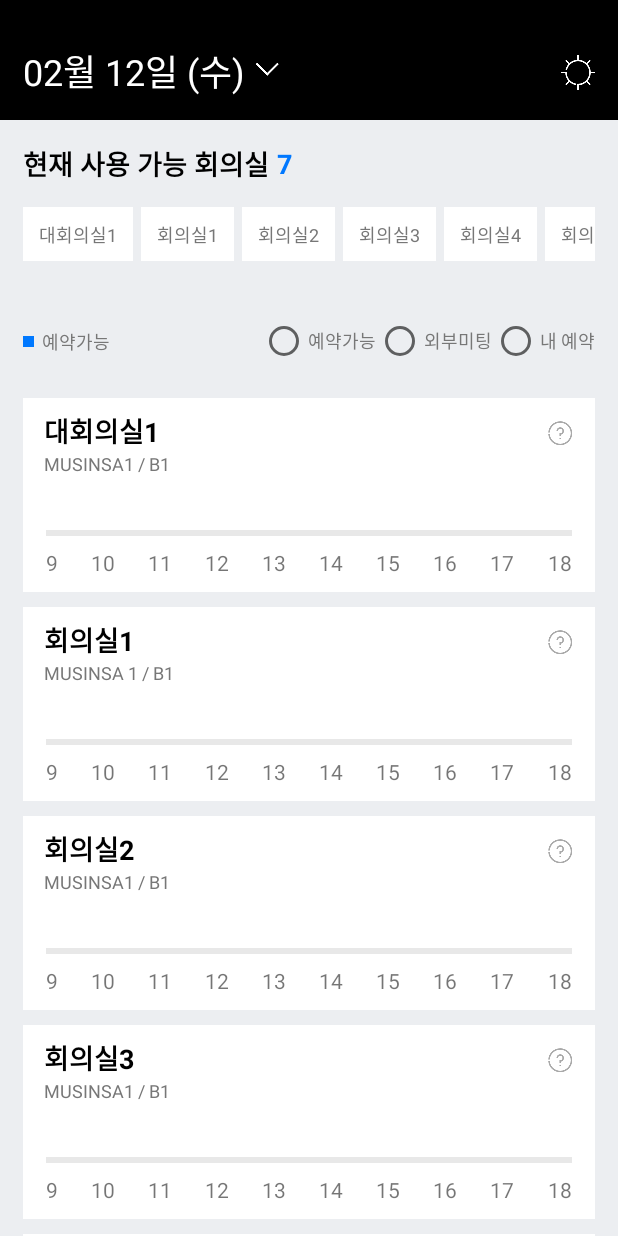
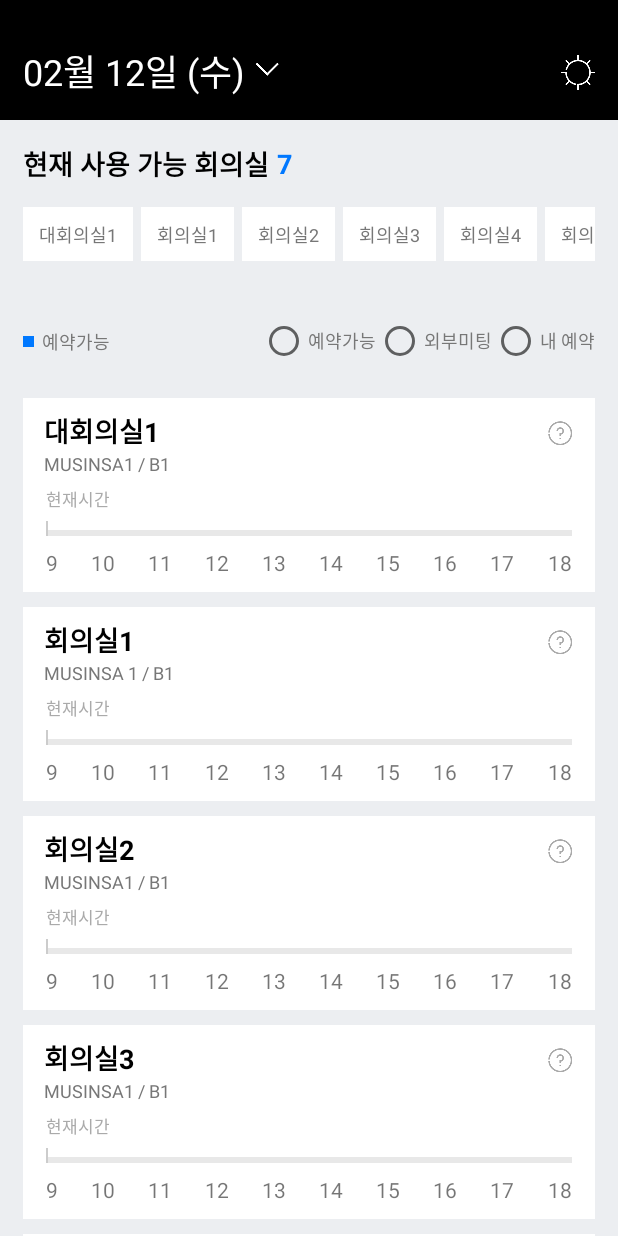
Before and after one commit to victory316/GithubUserSearcher, an Android app: the UiActivity screen opened directly, with no data from a screen before it, on a phone screen of 412 x 824 dp. Run offline under Robolectric (Android 15) with nearby library versions, the phone set to English and light mode, and no system bars; our stand-ins replace Room's generated code, data binding.

Commit message:
modifying conference timeline bars

```diff
--- a/app/src/main/res/layout/conference_item.xml
+++ b/app/src/main/res/layout/conference_item.xml
@@ -44,8 +44,158 @@
         android:layout_marginBottom="8dp"
         android:layout_marginLeft="15dp"
         android:layout_marginRight="15dp"
-        app:layout_constraintBottom_toTopOf="@id/time_view"
-        android:background="@color/very_light_pink"/>
+        android:visibility="invisible"
+        app:layout_constraintBottom_toTopOf="@id/time_view"/>
+
+    <LinearLayout
+        android:id="@+id/timeline_view"
+        android:layout_width="match_parent"
+        android:layout_height="4dp"
+        android:layout_marginBottom="8dp"
+        android:layout_marginLeft="15dp"
+        android:layout_marginRight="15dp"
+        android:orientation="horizontal"
+        app:layout_constraintBottom_toTopOf="@id/time_view">
+
+        <View
+            android:id="@+id/bar_1"
+            android:layout_width="0dp"
+            android:layout_height="wrap_content"
+            android:layout_weight="1"
+            android:background="@color/very_light_pink"/>
+        <View
+            android:id="@+id/bar_2"
+            android:layout_width="0dp"
+            android:layout_height="wrap_content"
+            android:layout_weight="1"
+            android:background="@color/very_light_pink"/>
+        <View
+            android:id="@+id/bar_3"
+            android:layout_width="0dp"
+            android:layout_height="wrap_content"
+            android:layout_weight="1"
+            android:background="@color/very_light_pink"/>
+        <View
+            android:id="@+id/bar_4"
+            android:layout_width="0dp"
+            android:layout_height="wrap_content"
+            android:layout_weight="1"
+            android:background="@color/very_light_pink"/>
+        <View
+            android:id="@+id/bar_5"
+            android:layout_width="0dp"
+            android:layout_height="wrap_content"
+            android:layout_weight="1"
+            android:background="@color/very_light_pink"/>
+        <View
+            android:id="@+id/bar_6"
+            android:layout_width="0dp"
+            android:layout_height="wrap_content"
+            android:layout_weight="1"
+            android:background="@color/very_light_pink"/>
+        <View
+            android:id="@+id/bar_7"
+            android:layout_width="0dp"
+            android:layout_height="wrap_content"
+            android:layout_weight="1"
+            android:background="@color/very_light_pink"/>
+        <View
+            android:id="@+id/bar_8"
+            android:layout_width="0dp"
+            android:layout_height="wrap_content"
+            android:layout_weight="1"
+            android:background="@color/very_light_pink"/>
+        <View
+            android:id="@+id/bar_9"
+            android:layout_width="0dp"
+            android:layout_height="wrap_content"
+            android:layout_weight="1"
+            android:background="@color/very_light_pink"/>
+        <View
+            android:id="@+id/bar_10"
+            android:layout_width="0dp"
+            android:layout_height="wrap_content"
+            android:layout_weight="1"
+            android:background="@color/very_light_pink"/>
+        <View
+            android:id="@+id/bar_11"
+            android:layout_width="0dp"
+            android:layout_height="wrap_content"
+            android:layout_weight="1"
+            android:background="@color/very_light_pink"/>
+        <View
+            android:id="@+id/bar_12"
+            android:layout_width="0dp"
+            android:layout_height="wrap_content"
+            android:layout_weight="1"
+            android:background="@color/very_light_pink"/>
+        <View
+            android:id="@+id/bar_13"
+            android:layout_width="0dp"
+            android:layout_height="wrap_content"
+            android:layout_weight="1"
+            android:background="@color/very_light_pink"/>
+        <View
+            android:id="@+id/bar_14"
+            android:layout_width="0dp"
+            android:layout_height="wrap_content"
+            android:layout_weight="1"
+            android:background="@color/very_light_pink"/>
+        <View
+            android:id="@+id/bar_15"
+            android:layout_width="0dp"
+            android:layout_height="wrap_content"
+            android:layout_weight="1"
+            android:background="@color/very_light_pink"/>
+        <View
+            android:id="@+id/bar_16"
+            android:layout_width="0dp"
+            android:layout_height="wrap_content"
+            android:layout_weight="1"
+            android:background="@color/very_light_pink"/>
+        <View
+            android:id="@+id/bar_17"
+            android:layout_width="0dp"
+            android:layout_height="wrap_content"
+            android:layout_weight="1"
+            android:background="@color/very_light_pink"/>
+        <View
+            android:id="@+id/bar_18"
+            android:layout_width="0dp"
+            android:layout_height="wrap_content"
+            android:layout_weight="1"
+            android:background="@color/very_light_pink"/>
+        <View
+            android:id="@+id/bar_19"
+            android:layout_width="0dp"
+            android:layout_height="wrap_content"
+            android:layout_weight="1"
+            android:background="@color/very_light_pink"/>
+        <View
+            android:id="@+id/bar_20"
+            android:layout_width="0dp"
+            android:layout_height="wrap_content"
+            android:layout_weight="1"
+            android:background="@color/very_light_pink"/>
+    </LinearLayout>
+
+    <TextView
+        android:id="@+id/current_time_text"
+        android:layout_width="wrap_content"
+        android:layout_height="wrap_content"
+        style="@style/TextStyle3"
+        app:layout_constraintLeft_toLeftOf="@id/timeline_view"
+        app:layout_constraintTop_toBottomOf="@id/room_location"
+        app:layout_constraintBottom_toTopOf="@id/line_indicator"
+        android:text="현재시간"/>
+
+    <View
+        android:id="@+id/line_indicator"
+        android:layout_width="1dp"
+        android:layout_height="10dp"
+        android:background="@color/very_light_pink_two"
+        app:layout_constraintLeft_toLeftOf="@id/timeline_view"
+        app:layout_constraintBottom_toBottomOf="@id/timeline_view"/>
 
     <LinearLayout
         android:id="@+id/time_view"
@@ -118,9 +268,6 @@
             android:layout_width="wrap_content"
             android:layout_height="wrap_content"
             android:text="18"/>
-
-
-
     </LinearLayout>
 
 
```
